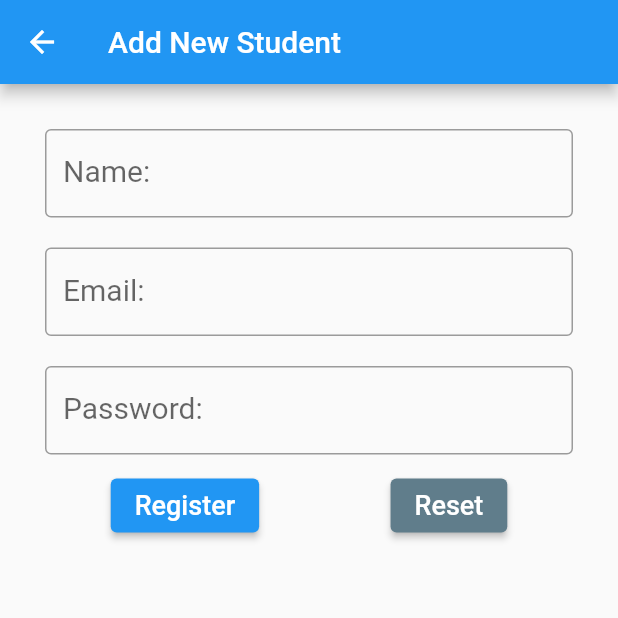
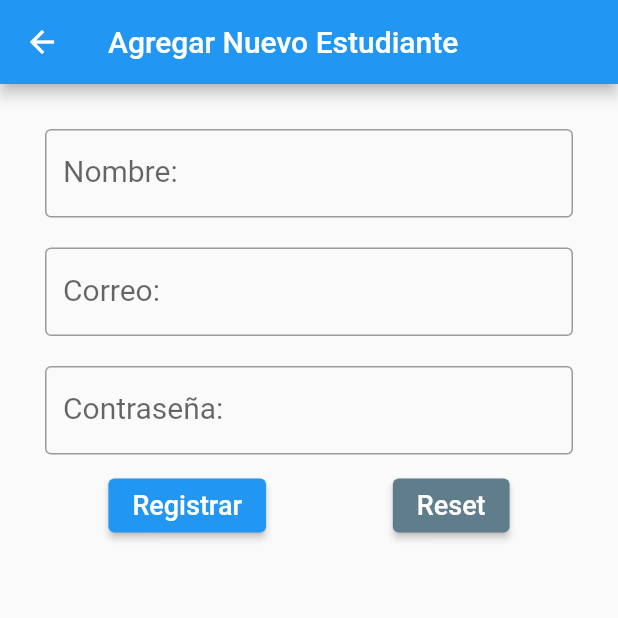
Before and after one commit to UteaCarlos/app_firebase_almacenamiento_correos, a Flutter app: the AddStudentPage screen opened directly, on a phone screen of 412 x 824 dp, the top half of it. Run offline on Flutter 3.47's test engine with Material 2 defaults, Android fonts, the phone set to English and light mode, and no system bars; our stand-ins replace cloud_firestore, firebase_core; accounts and stored records are empty.

Commit message:
Commit  page estudent

```diff
--- a/lib/pages/add_student_page.dart
+++ b/lib/pages/add_student_page.dart
@@ -50,7 +50,7 @@ class _AddStudentPageState extends State<AddStudentPage> {
   Widget build(BuildContext context) {
     return Scaffold(
       appBar: AppBar(
-        title: Text("Add New Student"),
+        title: Text("Agregar Nuevo Estudiante"),
       ),
       body: Form(
         key: _formKey,
@@ -63,7 +63,7 @@ class _AddStudentPageState extends State<AddStudentPage> {
                 child: TextFormField(
                   autofocus: false,
                   decoration: InputDecoration(
-                    labelText: 'Name: ',
+                    labelText: 'Nombre: ',
                     labelStyle: TextStyle(fontSize: 20.0),
                     border: OutlineInputBorder(),
                     errorStyle:
@@ -83,7 +83,7 @@ class _AddStudentPageState extends State<AddStudentPage> {
                 child: TextFormField(
                   autofocus: false,
                   decoration: InputDecoration(
-                    labelText: 'Email: ',
+                    labelText: 'Correo: ',
                     labelStyle: TextStyle(fontSize: 20.0),
                     border: OutlineInputBorder(),
                     errorStyle:
@@ -106,7 +106,7 @@ class _AddStudentPageState extends State<AddStudentPage> {
                   autofocus: false,
                   obscureText: true,
                   decoration: InputDecoration(
-                    labelText: 'Password: ',
+                    labelText: 'Contraseña: ',
                     labelStyle: TextStyle(fontSize: 20.0),
                     border: OutlineInputBorder(),
                     errorStyle:
@@ -139,7 +139,7 @@ class _AddStudentPageState extends State<AddStudentPage> {
                         }
                       },
                       child: Text(
-                        'Register',
+                        'Registrar',
                         style: TextStyle(fontSize: 18.0),
                       ),
                     ),
--- a/lib/pages/home_page.dart
+++ b/lib/pages/home_page.dart
@@ -17,7 +17,7 @@ class _HomePageState extends State<HomePage> {
         title: Row(
           mainAxisAlignment: MainAxisAlignment.spaceBetween,
           children: [
-            Text('Flutter FireStore CRUD'),
+            Text('Lista De Estudiantes'),
             ElevatedButton(
               onPressed: () => {
                 Navigator.push(
@@ -27,7 +27,7 @@ class _HomePageState extends State<HomePage> {
                   ),
                 )
               },
-              child: Text('Add', style: TextStyle(fontSize: 20.0)),
+              child: Text('Adicionar', style: TextStyle(fontSize: 20.0)),
               style: ElevatedButton.styleFrom(primary: Colors.deepPurple),
             )
           ],
```
